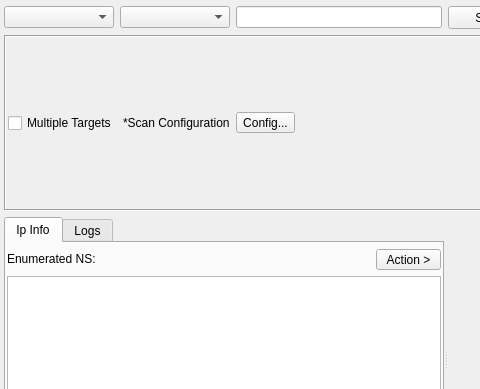
3nock/OTE, file sub3suite/src/enums/ns/NSEnum.ui: the form before one commit; both pictures show x 0 to 480 and y 0 to 389 of the 618 by 500 pixel window.
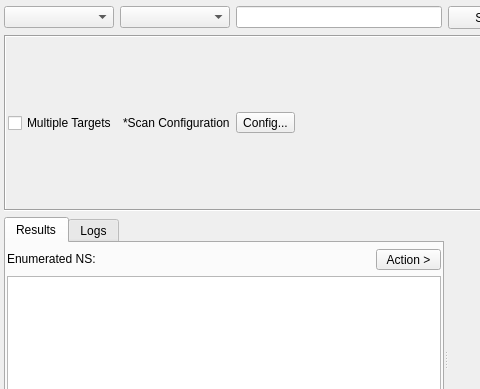
The form after the commit. Custom widgets are drawn as their Qt base class.

```diff
--- a/sub3suite/src/enums/ns/NSEnum.ui
+++ b/sub3suite/src/enums/ns/NSEnum.ui
@@ -154,7 +154,7 @@
       </property>
       <widget class="QWidget" name="tabInfo">
        <attribute name="title">
-        <string>Ip Info</string>
+        <string>Results</string>
        </attribute>
        <layout class="QVBoxLayout" name="verticalLayout">
         <property name="leftMargin">
```
Left out of the diff: 2 changed lines with no effect on the pictures.
